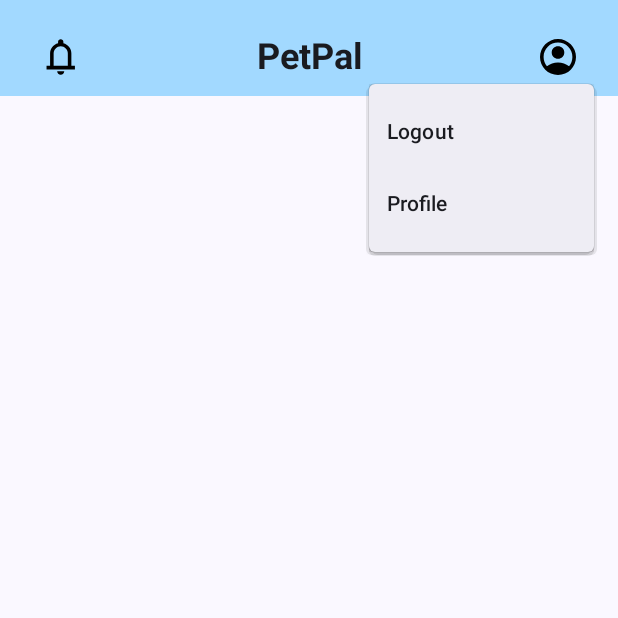
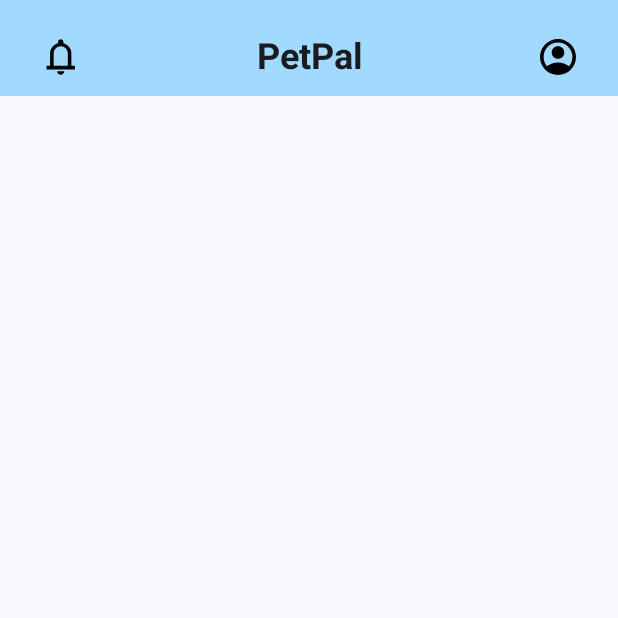
Before and after one commit to soham06/team08-PetPal, an Android app built with Jetpack Compose: the composable TopBar shown on its own in the app's theme, after a tap on "Profile", on a phone screen of 412 x 824 dp, the top half of it. Run offline under Robolectric (Android 15) with nearby library versions, the phone set to English and light mode, and no system bars; 1 statement that could not run was skipped.

Commit message:
Remove drop-down menu for profile

```diff
--- a/client/app/src/main/java/com/cs446/petpal/views/BarsView.kt
+++ b/client/app/src/main/java/com/cs446/petpal/views/BarsView.kt
@@ -90,7 +90,7 @@ fun TopBar(navController: NavController) {
 
             Box(modifier = Modifier.wrapContentSize(Alignment.TopEnd)) {
                 IconButton(
-                    onClick = { expanded = true },
+                    onClick = { navController.navigate("profilepage") },
                     modifier = Modifier
                     .size(48.dp)
                     .padding(top = 12.dp)
@@ -101,25 +101,6 @@ fun TopBar(navController: NavController) {
                         modifier = Modifier.size(24.dp),
                         tint = Color.Black
                     )
-                }
-
-                DropdownMenu(
-                    expanded = expanded,
-                    onDismissRequest = { expanded = false },
-                    modifier = Modifier.width(150.dp),
-                ) {
-                    DropdownMenuItem(
-                        text = { Text("Logout") },
-                        onClick = {
-                        expanded = false
-                        navController.navigate("landing")
-                    })
-                    DropdownMenuItem(
-                        text = { Text("Profile") },
-                        onClick = {
-                            expanded = false
-                            navController.navigate("profilepage")
-                        })
                 }
             }
         }
```
